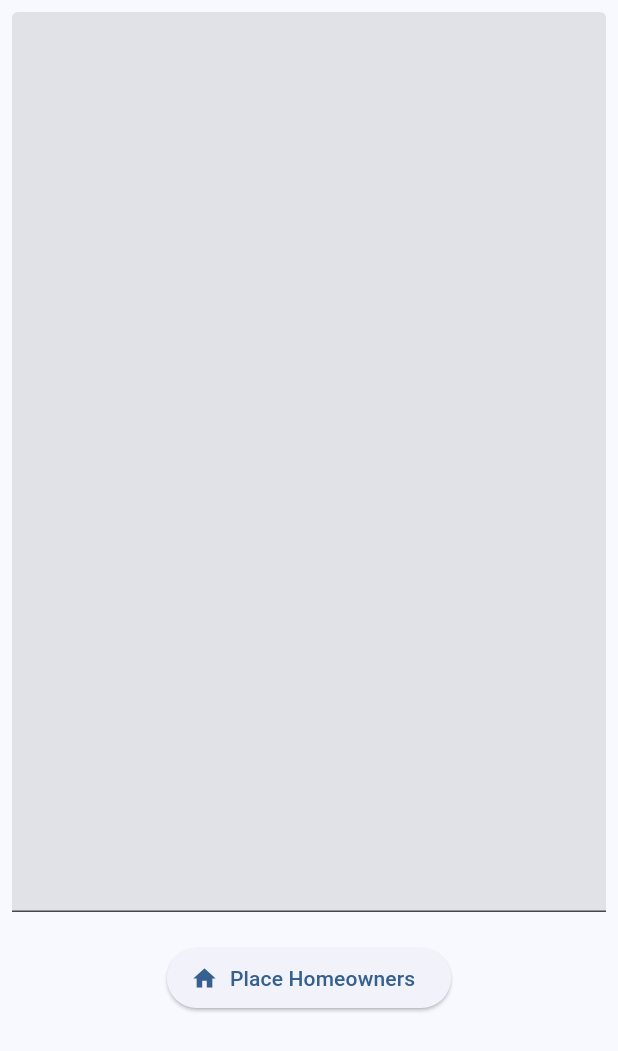
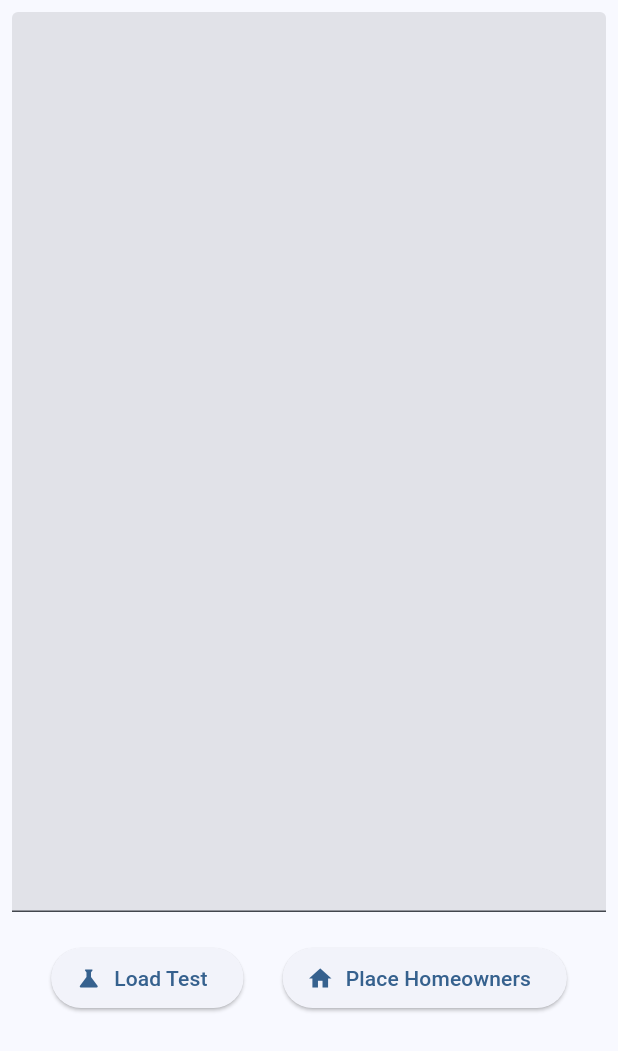
Before and after one commit to gcwill70/coding_challenge_homeowners, a Flutter app: the screen it shows after launch, on a phone screen of 412 x 824 dp. Shown: the top 1051 px of the screen. Run offline on Flutter 3.47's test engine with Material 2 defaults, Android fonts, the light colour scheme and no system bars; our stand-ins replace bloc, equatable, flutter_bloc.

Commit message:
add load test button

```diff
--- a/lib/placement/ui/placement_form.dart
+++ b/lib/placement/ui/placement_form.dart
@@ -1,7 +1,6 @@
-import 'dart:math';
-
 import 'package:flutter/material.dart';
 import 'package:flutter_bloc/flutter_bloc.dart';
+import 'package:pearl/assets/assets_repo.dart';
 import 'package:pearl/placement/bloc/placement_bloc.dart';
 import 'package:pearl/placement/ui/placement_output_page.dart';
 
@@ -22,8 +21,8 @@ class _PlacementFormState extends State<PlacementForm> {
       mainAxisAlignment: MainAxisAlignment.start,
       children: [
         SizedBox(
-          width: min(500, MediaQuery.of(context).size.width),
-          height: min(600, MediaQuery.of(context).size.height),
+          width: 500,
+          height: 600,
           child: TextField(
             maxLines: null,
             expands: true,
@@ -36,6 +35,20 @@ class _PlacementFormState extends State<PlacementForm> {
           ),
         ),
         const SizedBox(height: 20),
+        Row(
+          mainAxisAlignment: MainAxisAlignment.spaceEvenly,
+          children: [
+            ElevatedButton.icon(
+              icon: const Icon(Icons.science),
+              label: const Text('Load Test'),
+              onPressed: () {
+                setState(() {
+                  final input =
+                      RepositoryProvider.of<AssetsRepo>(context).getInputFile();
+                  _controller.value = _controller.value.copyWith(text: input);
+                });
+              },
+            ),
             ElevatedButton.icon(
               icon: const Icon(Icons.home),
               label: const Text('Place Homeowners'),
@@ -46,6 +59,8 @@ class _PlacementFormState extends State<PlacementForm> {
               },
             ),
           ],
+        ),
+      ],
     );
   }
 }
```
Lines whose indentation alone changed are shown as unchanged.
